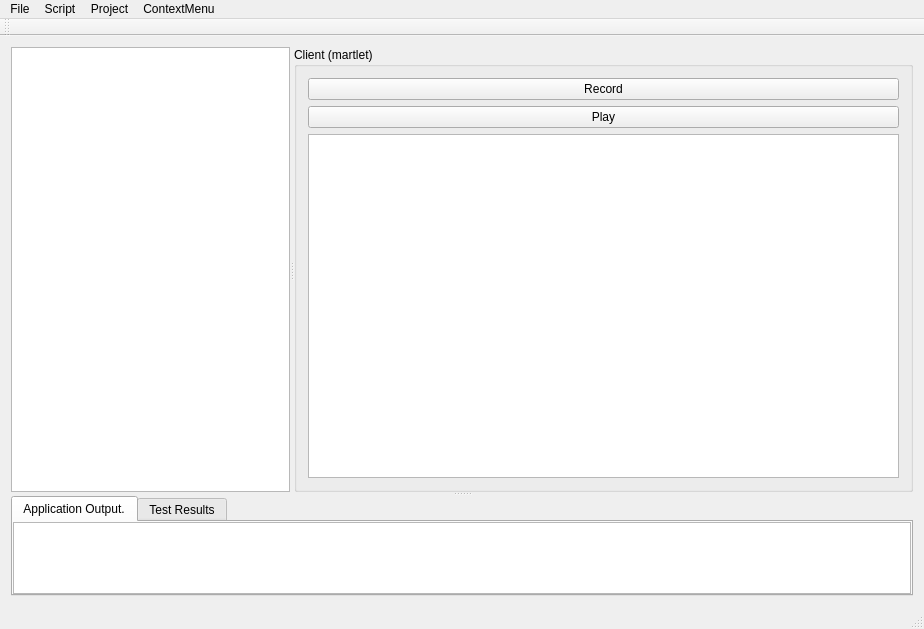
Qt form martlet/MartletWindow.ui (sashao/martlet) before a commit.
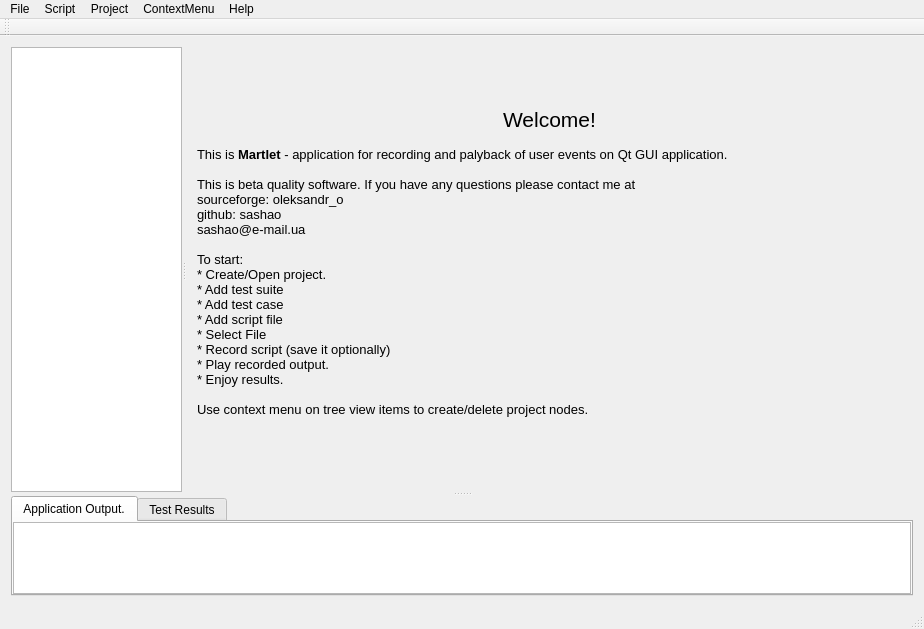
The same form after that commit.

Commit message: Added welcome page. Let's finish project feature implementation.

```diff
--- a/martlet/MartletWindow.ui
+++ b/martlet/MartletWindow.ui
@@ -14,7 +14,7 @@
    <string>MartletWindow</string>
   </property>
   <widget class="QWidget" name="centralWidget">
-   <layout class="QVBoxLayout" name="verticalLayout_3">
+   <layout class="QHBoxLayout" name="horizontalLayout_2">
     <item>
      <widget class="QSplitter" name="splitter_2">
       <property name="orientation">
@@ -24,7 +24,7 @@
        <property name="sizePolicy">
         <sizepolicy hsizetype="Expanding" vsizetype="Preferred">
          <horstretch>0</horstretch>
-         <verstretch>80</verstretch>
+         <verstretch>60</verstretch>
         </sizepolicy>
        </property>
        <property name="orientation">
@@ -44,18 +44,82 @@
          </size>
         </property>
        </widget>
+       <widget class="QStackedWidget" name="stackedWidget">
+        <property name="sizePolicy">
+         <sizepolicy hsizetype="Preferred" vsizetype="Preferred">
+          <horstretch>90</horstretch>
+          <verstretch>0</verstretch>
+         </sizepolicy>
+        </property>
+        <widget class="QWidget" name="emptyPage">
+         <layout class="QVBoxLayout" name="verticalLayout_3">
+          <item>
+           <widget class="QLabel" name="label_3">
+            <property name="text">
+             <string>&lt;!DOCTYPE HTML PUBLIC &quot;-//W3C//DTD HTML 4.0//EN&quot; &quot;http://www.w3.org/TR/REC-html40/strict.dtd&quot;&gt;
+&lt;html&gt;&lt;head&gt;&lt;meta name=&quot;qrichtext&quot; content=&quot;1&quot; /&gt;&lt;style type=&quot;text/css&quot;&gt;
+p, li { white-space: pre-wrap; }
+&lt;/style&gt;&lt;/head&gt;&lt;body style=&quot; font-family:'Sans Serif'; font-size:10pt; font-weight:400; font-style:normal;&quot;&gt;
+&lt;p align=&quot;center&quot; style=&quot; margin-top:0px; margin-bottom:0px; margin-left:0px; margin-right:0px; -qt-block-indent:0; text-indent:0px;&quot;&gt;&lt;span style=&quot; font-size:16pt;&quot;&gt;Welcome!&lt;/span&gt;&lt;/p&gt;
+&lt;p style=&quot; margin-top:0px; margin-bottom:0px; margin-left:0px; margin-right:0px; -qt-block-indent:0; text-indent:0px;&quot;&gt;&lt;br /&gt;This is &lt;span style=&quot; font-weight:600;&quot;&gt;Martlet&lt;/span&gt; - application for recording and palyback of user events on Qt GUI application.&lt;/p&gt;
+&lt;p style=&quot;-qt-paragraph-type:empty; margin-top:0px; margin-bottom:0px; margin-left:0px; margin-right:0px; -qt-block-indent:0; text-indent:0px;&quot;&gt;&lt;/p&gt;
+&lt;p style=&quot; margin-top:0px; margin-bottom:0px; margin-left:0px; margin-right:0px; -qt-block-indent:0; text-indent:0px;&quot;&gt;This is beta quality software. If you have any questions please contact me at &lt;/p&gt;
+&lt;p style=&quot; margin-top:0px; margin-bottom:0px; margin-left:0px; margin-right:0px; -qt-block-indent:0; text-indent:0px;&quot;&gt;sourceforge: oleksandr_o&lt;/p&gt;
+&lt;p style=&quot; margin-top:0px; margin-bottom:0px; margin-left:0px; margin-right:0px; -qt-block-indent:0; text-indent:0px;&quot;&gt;github: sashao&lt;/p&gt;
+&lt;p style=&quot; margin-top:0px; margin-bottom:0px; margin-left:0px; margin-right:0px; -qt-block-indent:0; text-indent:0px;&quot;&gt;sashao@e-mail.ua&lt;/p&gt;
+&lt;p style=&quot;-qt-paragraph-type:empty; margin-top:0px; margin-bottom:0px; margin-left:0px; margin-right:0px; -qt-block-indent:0; text-indent:0px;&quot;&gt;&lt;/p&gt;
+&lt;p style=&quot; margin-top:0px; margin-bottom:0px; margin-left:0px; margin-right:0px; -qt-block-indent:0; text-indent:0px;&quot;&gt;To start: &lt;/p&gt;
+&lt;p style=&quot; margin-top:0px; margin-bottom:0px; margin-left:0px; margin-right:0px; -qt-block-indent:0; text-indent:0px;&quot;&gt;* Create/Open project.&lt;/p&gt;
+&lt;p style=&quot; margin-top:0px; margin-bottom:0px; margin-left:0px; margin-right:0px; -qt-block-indent:0; text-indent:0px;&quot;&gt;* Add test suite&lt;/p&gt;
+&lt;p style=&quot; margin-top:0px; margin-bottom:0px; margin-left:0px; margin-right:0px; -qt-block-indent:0; text-indent:0px;&quot;&gt;* Add test case&lt;/p&gt;
+&lt;p style=&quot; margin-top:0px; margin-bottom:0px; margin-left:0px; margin-right:0px; -qt-block-indent:0; text-indent:0px;&quot;&gt;* Add script file&lt;/p&gt;
+&lt;p style=&quot; margin-top:0px; margin-bottom:0px; margin-left:0px; margin-right:0px; -qt-block-indent:0; text-indent:0px;&quot;&gt;* Select File&lt;/p&gt;
+&lt;p style=&quot; margin-top:0px; margin-bottom:0px; margin-left:0px; margin-right:0px; -qt-block-indent:0; text-indent:0px;&quot;&gt;* Record script (save it optionally)&lt;/p&gt;
+&lt;p style=&quot; margin-top:0px; margin-bottom:0px; margin-left:0px; margin-right:0px; -qt-block-indent:0; text-indent:0px;&quot;&gt;* Play recorded output.&lt;/p&gt;
+&lt;p style=&quot; margin-top:0px; margin-bottom:0px; margin-left:0px; margin-right:0px; -qt-block-indent:0; text-indent:0px;&quot;&gt;* Enjoy results.&lt;/p&gt;
+&lt;p style=&quot;-qt-paragraph-type:empty; margin-top:0px; margin-bottom:0px; margin-left:0px; margin-right:0px; -qt-block-indent:0; text-indent:0px;&quot;&gt;&lt;/p&gt;
+&lt;p style=&quot; margin-top:0px; margin-bottom:0px; margin-left:0px; margin-right:0px; -qt-block-indent:0; text-indent:0px;&quot;&gt;Use context menu on tree view items to create/delete project nodes.&lt;/p&gt;
+&lt;p style=&quot;-qt-paragraph-type:empty; margin-top:0px; margin-bottom:0px; margin-left:0px; margin-right:0px; -qt-block-indent:0; text-indent:0px;&quot;&gt;&lt;/p&gt;&lt;/body&gt;&lt;/html&gt;</string>
+            </property>
+            <property name="textFormat">
+             <enum>Qt::RichText</enum>
+            </property>
+            <property name="wordWrap">
+             <bool>true</bool>
+            </property>
+           </widget>
+          </item>
+         </layout>
+        </widget>
+        <widget class="QWidget" name="filePage">
        <widget class="QGroupBox" name="groupBox_2">
-        <property name="sizePolicy">
-         <sizepolicy hsizetype="Preferred" vsizetype="Preferred">
-          <horstretch>80</horstretch>
-          <verstretch>0</verstretch>
-         </sizepolicy>
+          <property name="geometry">
+           <rect>
+            <x>0</x>
+            <y>0</y>
+            <width>536</width>
+            <height>440</height>
+           </rect>
         </property>
         <property name="title">
          <string>Client (martlet)</string>
         </property>
         <layout class="QVBoxLayout" name="verticalLayout_2">
          <item>
+            <layout class="QHBoxLayout" name="horizontalLayout">
+             <property name="bottomMargin">
+              <number>0</number>
+             </property>
+             <item>
+              <widget class="QLabel" name="label">
+               <property name="text">
+                <string>Toggle this button to start application on begin recording 
+Pressing it again stops recording and closes application.
+Results will be pasted to text area bellow.</string>
+               </property>
+              </widget>
+             </item>
+             <item>
           <widget class="QPushButton" name="pushButton_3">
            <property name="text">
             <string>Record</string>
@@ -65,6 +129,26 @@
            </property>
           </widget>
          </item>
+            </layout>
+           </item>
+           <item>
+            <widget class="QPlainTextEdit" name="plainTextEdit">
+             <property name="lineWrapMode">
+              <enum>QPlainTextEdit::NoWrap</enum>
+             </property>
+            </widget>
+           </item>
+           <item>
+            <layout class="QHBoxLayout" name="_2">
+             <item>
+              <widget class="QLabel" name="label_2">
+               <property name="text">
+                <string>Starts application and execute commands from text edit</string>
+               </property>
+              </widget>
+             </item>
+            </layout>
+           </item>
          <item>
           <widget class="QPushButton" name="pushButton_4">
            <property name="text">
@@ -72,10 +156,9 @@
            </property>
           </widget>
          </item>
-         <item>
-          <widget class="QPlainTextEdit" name="plainTextEdit"/>
-         </item>
-        </layout>
+          </layout>
+         </widget>
+        </widget>
        </widget>
       </widget>
       <widget class="QTabWidget" name="tabWidget">
@@ -226,10 +309,17 @@
     <addaction name="menuTestcase"/>
     <addaction name="menuTest_file"/>
    </widget>
+   <widget class="QMenu" name="menuHelp">
+    <property name="title">
+     <string>Help</string>
+    </property>
+    <addaction name="actionAbout"/>
+   </widget>
    <addaction name="menuFile"/>
    <addaction name="menuSript"/>
    <addaction name="menuProject"/>
    <addaction name="menuContextMenu"/>
+   <addaction name="menuHelp"/>
   </widget>
   <widget class="QToolBar" name="mainToolBar">
    <attribute name="toolBarArea">
```
Left out of the diff: 17 changed lines with no effect on the pictures. Lines whose indentation alone changed are shown as unchanged. The commit also changes 2 other files.
